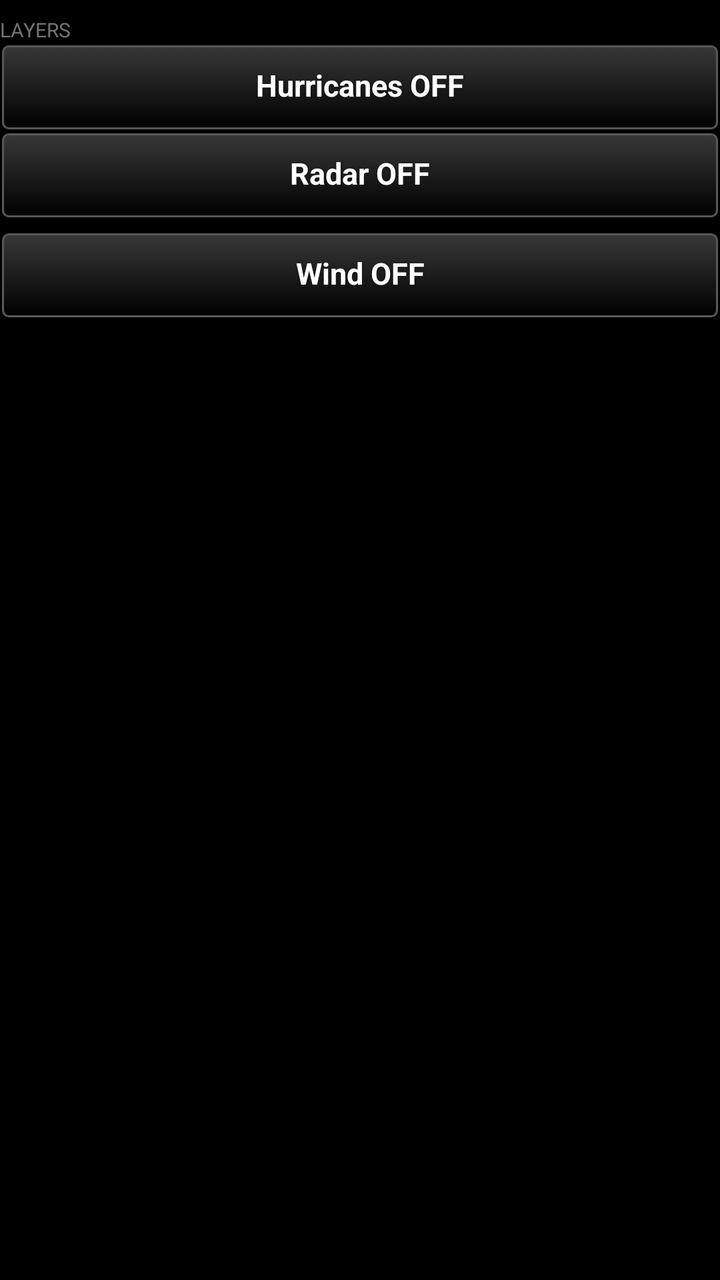
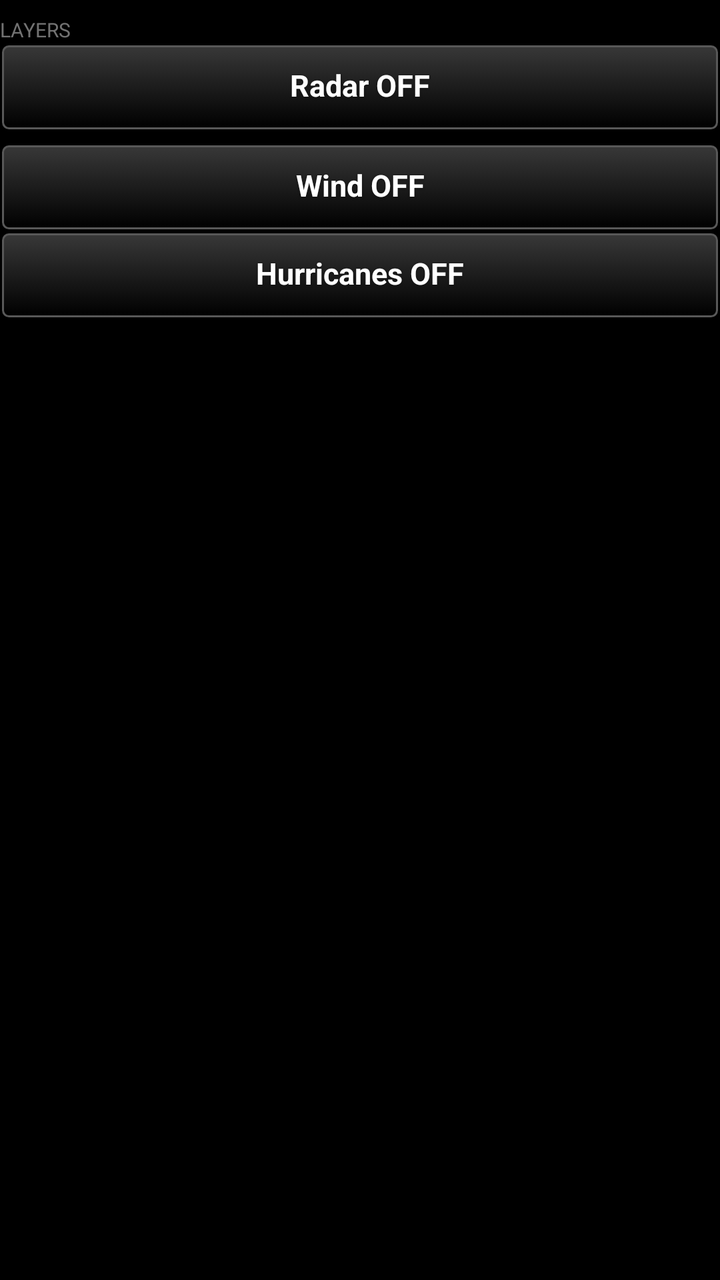

Compare the two renders of this Android layout. The source of the first and the diff that turns it into the second are given below.
<!-- AndroidManifest.xml: application theme AppTheme -->
<!-- res/layout/page_layers.xml -->
<?xml version="1.0" encoding="utf-8"?>
<ScrollView xmlns:android="http://schemas.android.com/apk/res/android"
    android:layout_width="match_parent"
    android:layout_height="match_parent"
    android:fadeScrollbars="false"
    android:focusableInTouchMode="true"
    android:descendantFocusability="beforeDescendants">

    <LinearLayout
        android:layout_width="match_parent"
        android:layout_height="wrap_content"
        android:orientation="vertical"
        android:paddingBottom="8dp">

        
        <TextView
            android:id="@+id/layers_heading"
            android:layout_width="match_parent"
            android:layout_height="wrap_content"
            android:text="@string/heading_layers"
            android:textSize="10sp"
            android:textAllCaps="true"
            android:paddingTop="8dp"
            android:alpha="0.6" />

        
        <LinearLayout
            android:id="@+id/layer_list"
            android:layout_width="match_parent"
            android:layout_height="wrap_content"
            android:orientation="vertical">

            <LinearLayout
                android:layout_width="match_parent"
                android:layout_height="wrap_content"
                android:orientation="horizontal">

                <Button
                    android:id="@+id/tropical_toggle"
                    style="@style/TakwerxButton"
                    android:layout_width="0dp"
                    android:layout_weight="1"
                    android:layout_height="wrap_content"
                    android:text="@string/tropical_off" />

                <ImageButton
                    android:id="@+id/tropical_expand"
                    style="@style/TakwerxIconButton"
                    android:layout_width="44dp"
                    android:layout_weight="0"
                    android:contentDescription="@string/show_settings"
                    android:src="@drawable/ic_expand"
                    android:visibility="gone" />
            </LinearLayout>

            
            <LinearLayout
                android:id="@+id/tropical_settings"
                android:layout_width="match_parent"
                android:layout_height="wrap_content"
                android:orientation="vertical"
                android:visibility="gone">

                <TextView
                    android:id="@+id/tropical_status"
                    android:layout_width="match_parent"
                    android:layout_height="wrap_content"
                    android:layout_marginTop="6dp"
                    android:layout_marginBottom="4dp"
                    android:textColor="@color/white"
                    android:textSize="13sp"
                    android:text="" />

                
                <LinearLayout
                    android:id="@+id/tropical_scale"
                    android:layout_width="match_parent"
                    android:layout_height="wrap_content"
                    android:layout_marginBottom="6dp"
                    android:orientation="horizontal" />

                <LinearLayout
                    android:id="@+id/tropical_rows"
                    android:layout_width="match_parent"
                    android:layout_height="wrap_content"
                    android:orientation="vertical" />
            </LinearLayout>

            
            <LinearLayout
                android:layout_width="match_parent"
                android:layout_height="wrap_content"
                android:orientation="horizontal">

                <Button
                    android:id="@+id/radar_toggle"
                    style="@style/TakwerxButton"
                    android:layout_width="0dp"
                    android:layout_weight="1"
                    android:layout_height="wrap_content"
                    android:text="@string/radar_off" />

                <ImageButton
                    android:id="@+id/radar_expand"
                    style="@style/TakwerxIconButton"
                    android:layout_width="44dp"
                    android:layout_weight="0"
                    android:contentDescription="@string/show_settings"
                    android:src="@drawable/ic_expand"
                    android:visibility="gone" />
            </LinearLayout>

            <LinearLayout
                android:id="@+id/radar_settings"
                android:layout_width="match_parent"
                android:layout_height="wrap_content"
                android:orientation="vertical"
                android:visibility="gone" />

            <LinearLayout
                android:layout_width="match_parent"
                android:layout_height="wrap_content"
                android:layout_marginTop="6dp"
                android:orientation="horizontal">

                <Button
                    android:id="@+id/wind_toggle"
                    style="@style/TakwerxButton"
                    android:layout_width="0dp"
                    android:layout_weight="1"
                    android:layout_height="wrap_content"
                    android:text="@string/wind_off" />

                <ImageButton
                    android:id="@+id/wind_expand"
                    style="@style/TakwerxIconButton"
                    android:layout_width="44dp"
                    android:layout_weight="0"
                    android:contentDescription="@string/show_settings"
                    android:src="@drawable/ic_expand"
                    android:visibility="gone" />
            </LinearLayout>

            <LinearLayout
                android:id="@+id/wind_settings"
                android:layout_width="match_parent"
                android:layout_height="wrap_content"
                android:orientation="vertical"
                android:visibility="gone">

            
            <LinearLayout
                android:id="@+id/scrubber"
                android:layout_width="match_parent"
                android:layout_height="wrap_content"
                android:orientation="vertical"
                android:visibility="gone">

                <TextView
                    android:id="@+id/scrubber_label"
                    android:layout_width="match_parent"
                    android:layout_height="wrap_content"
                    android:layout_marginTop="6dp"
                    android:textColor="@color/white"
                    android:textSize="13sp"
                    android:text="" />

                <LinearLayout
                    android:id="@+id/scrubber_days"
                    android:layout_width="match_parent"
                    android:layout_height="wrap_content"
                    android:orientation="horizontal" />

                <LinearLayout
                    android:id="@+id/scrubber_hours"
                    android:layout_width="match_parent"
                    android:layout_height="wrap_content"
                    android:orientation="vertical" />
            </LinearLayout>

            
            <LinearLayout
                android:id="@+id/wind_scale_host"
                android:layout_width="match_parent"
                android:layout_height="wrap_content"
                android:orientation="vertical"
                android:paddingLeft="4dp"
                android:paddingRight="4dp"
                android:paddingTop="4dp"
                android:visibility="gone" />

            
            <LinearLayout
                android:id="@+id/wind_level_block"
                android:layout_width="match_parent"
                android:layout_height="wrap_content"
                android:orientation="vertical"
                android:visibility="gone">

                
                <TextView
                    android:id="@+id/wind_reading"
                    android:layout_width="match_parent"
                    android:layout_height="wrap_content"
                    android:layout_marginTop="6dp"
                    android:textColor="@color/white"
                    android:textSize="15sp"
                    android:text="" />

                
                <TextView
                    android:id="@+id/wind_level_label"
                    android:layout_width="match_parent"
                    android:layout_height="wrap_content"
                    android:layout_marginTop="8dp"
                    android:text="@string/heading_height"
                    android:textSize="10sp"
                    android:textAllCaps="true"
                    android:alpha="0.6" />

                <LinearLayout
                    android:id="@+id/wind_level_rows"
                    android:layout_width="match_parent"
                    android:layout_height="wrap_content"
                    android:orientation="vertical" />
            </LinearLayout>
            </LinearLayout>
        </LinearLayout>

        
        <TextView
            android:id="@+id/layers_attribution"
            android:layout_width="match_parent"
            android:layout_height="wrap_content"
            android:textSize="11sp"
            android:layout_marginTop="@dimen/auto_margin"
            android:text="" />
    </LinearLayout>
</ScrollView>
<!-- resources referenced by this layout -->
<resources>
  <color name="white">#ffffff</color>
  <dimen name="auto_margin">6dp</dimen>
  <string name="heading_height">Height</string>
  <string name="heading_layers">Layers</string>
  <string name="radar_off">Radar OFF</string>
  <string name="show_settings">Show or hide this layer\'s settings</string>
  <string name="tropical_off">Hurricanes OFF</string>
  <string name="wind_off">Wind OFF</string>
  <style name="TakwerxButton" parent="@style/darkButton">
          <item name="android:paddingLeft">12dp</item>
          <item name="android:paddingRight">12dp</item>
          <item name="android:paddingTop">6dp</item>
          <item name="android:paddingBottom">8dp</item>
          <item name="android:minHeight">44dp</item>
          <item name="android:minWidth">0dp</item>
          <item name="android:textSize">15sp</item>
          <item name="android:singleLine">true</item>
          <item name="android:ellipsize">end</item>
      </style>
  <style name="TakwerxIconButton">
          <item name="android:layout_width">0dp</item>
          <item name="android:layout_weight">1</item>
          <item name="android:layout_height">44dp</item>
          <item name="android:layout_marginLeft">2dp</item>
          <item name="android:layout_marginRight">2dp</item>
          <item name="android:background">@drawable/btn_gray</item>
          <item name="android:scaleType">centerInside</item>
          <item name="android:padding">9dp</item>
      </style>
  <style name="AppTheme" parent="@android:style/Theme.Holo">
          <item name="android:buttonStyle">@android:style/Widget.Button</item>
          <item name="android:imageButtonStyle">@android:style/Widget.Button</item>
          <item name="android:buttonStyleToggle">@android:style/Widget.Button</item>
          <item name="android:spinnerStyle">@style/ATAKSpinner</item>
          <item name="android:spinnerItemStyle">@style/ATAKSpinnerItem</item>
          <item name="android:editTextStyle">@style/ATAKEditText</item>
      </style>
  <style name="darkButton" parent="@android:style/Widget.Button">
          <item name="android:background">@drawable/btn_gray</item>
          <item name="android:shadowColor">@color/darker_gray</item>
          <item name="android:shadowDy">1</item>
          <item name="android:shadowRadius">2</item>
          <item name="android:textColor">@color/white</item>
          <item name="android:textStyle">bold</item>
          <item name="android:paddingTop">0dp</item>
          <item name="android:paddingBottom">3dp</item>
          <item name="android:textSize">@dimen/fontSize</item>
      </style>
  <style name="ATAKSpinner" parent="@android:style/Widget.Spinner">
          <item name="android:spinnerMode">dialog</item>
      </style>
  <style name="ATAKSpinnerItem">
          <item name="android:textColor">@android:color/white</item>
          <item name="android:dropDownVerticalOffset">0dip</item>
          <item name="android:dropDownHorizontalOffset">0dip</item>
          <item name="android:dropDownWidth">wrap_content</item>
          <item name="android:gravity">left|center_vertical</item>
      </style>
  <style name="ATAKEditText" parent="@android:style/Widget.EditText">
          
          
  
          
          <item name="android:imeOptions">flagNoFullscreen</item>
      </style>
  <color name="darker_gray">#121212</color>
  <dimen name="fontSize">14sp</dimen>
  <!-- drawable new_dark_button_disabled (drawable) -->
  <?xml version="1.0" encoding="utf-8"?>
  <layer-list xmlns:android="http://schemas.android.com/apk/res/android">
      <item android:bottom="1dp" android:right="1dp" android:left="1dp" android:top="1dp">
          <shape android:shape="rectangle">
              <corners android:radius="3dp" />
              <stroke
                  android:width="1dp"
                  android:color="#484848" />
              <solid android:color="#484848" />
          </shape>
      </item>
  </layer-list>
  <!-- unchanged entries left out for length: 4 -->
</resources>

<!-- the commit's change to res/layout/page_layers.xml (unified diff, before → after) -->
@@ -30,6 +30,147 @@
             android:layout_height="wrap_content"
             android:orientation="vertical">
 
+
+            
+            <LinearLayout
+                android:layout_width="match_parent"
+                android:layout_height="wrap_content"
+                android:orientation="horizontal">
+
+                <Button
+                    android:id="@+id/radar_toggle"
+                    style="@style/TakwerxButton"
+                    android:layout_width="0dp"
+                    android:layout_weight="1"
+                    android:layout_height="wrap_content"
+                    android:text="@string/radar_off" />
+
+                <ImageButton
+                    android:id="@+id/radar_expand"
+                    style="@style/TakwerxIconButton"
+                    android:layout_width="44dp"
+                    android:layout_weight="0"
+                    android:contentDescription="@string/show_settings"
+                    android:src="@drawable/ic_expand"
+                    android:visibility="gone" />
+            </LinearLayout>
+
+            <LinearLayout
+                android:id="@+id/radar_settings"
+                android:layout_width="match_parent"
+                android:layout_height="wrap_content"
+                android:orientation="vertical"
+                android:visibility="gone" />
+
+            <LinearLayout
+                android:layout_width="match_parent"
+                android:layout_height="wrap_content"
+                android:layout_marginTop="6dp"
+                android:orientation="horizontal">
+
+                <Button
+                    android:id="@+id/wind_toggle"
+                    style="@style/TakwerxButton"
+                    android:layout_width="0dp"
+                    android:layout_weight="1"
+                    android:layout_height="wrap_content"
+                    android:text="@string/wind_off" />
+
+                <ImageButton
+                    android:id="@+id/wind_expand"
+                    style="@style/TakwerxIconButton"
+                    android:layout_width="44dp"
+                    android:layout_weight="0"
+                    android:contentDescription="@string/show_settings"
+                    android:src="@drawable/ic_expand"
+                    android:visibility="gone" />
+            </LinearLayout>
+
+            <LinearLayout
+                android:id="@+id/wind_settings"
+                android:layout_width="match_parent"
+                android:layout_height="wrap_content"
+                android:orientation="vertical"
+                android:visibility="gone">
+
+            
+            <LinearLayout
+                android:id="@+id/scrubber"
+                android:layout_width="match_parent"
+                android:layout_height="wrap_content"
+                android:orientation="vertical"
+                android:visibility="gone">
+
+                <TextView
+                    android:id="@+id/scrubber_label"
+                    android:layout_width="match_parent"
+                    android:layout_height="wrap_content"
+                    android:layout_marginTop="6dp"
+                    android:textColor="@color/white"
+                    android:textSize="13sp"
+                    android:text="" />
+
+                <LinearLayout
+                    android:id="@+id/scrubber_days"
+                    android:layout_width="match_parent"
+                    android:layout_height="wrap_content"
+                    android:orientation="horizontal" />
+
+                <LinearLayout
+                    android:id="@+id/scrubber_hours"
+                    android:layout_width="match_parent"
+                    android:layout_height="wrap_content"
+                    android:orientation="vertical" />
+            </LinearLayout>
+
+            
+            <LinearLayout
+                android:id="@+id/wind_scale_host"
+                android:layout_width="match_parent"
+                android:layout_height="wrap_content"
+                android:orientation="vertical"
+                android:paddingLeft="4dp"
+                android:paddingRight="4dp"
+                android:paddingTop="4dp"
+                android:visibility="gone" />
+
+            
+            <LinearLayout
+                android:id="@+id/wind_level_block"
+                android:layout_width="match_parent"
+                android:layout_height="wrap_content"
+                android:orientation="vertical"
+                android:visibility="gone">
+
+                
+                <TextView
+                    android:id="@+id/wind_reading"
+                    android:layout_width="match_parent"
+                    android:layout_height="wrap_content"
+                    android:layout_marginTop="6dp"
+                    android:textColor="@color/white"
+                    android:textSize="15sp"
+                    android:text="" />
+
+                
+                <TextView
+                    android:id="@+id/wind_level_label"
+                    android:layout_width="match_parent"
+                    android:layout_height="wrap_content"
+                    android:layout_marginTop="8dp"
+                    android:text="@string/heading_height"
+                    android:textSize="10sp"
+                    android:textAllCaps="true"
+                    android:alpha="0.6" />
+
+                <LinearLayout
+                    android:id="@+id/wind_level_rows"
+                    android:layout_width="match_parent"
+                    android:layout_height="wrap_content"
+                    android:orientation="vertical" />
+            </LinearLayout>
+            </LinearLayout>
+
             <LinearLayout
                 android:layout_width="match_parent"
                 android:layout_height="wrap_content"
@@ -84,146 +225,6 @@
                     android:layout_width="match_parent"
                     android:layout_height="wrap_content"
                     android:orientation="vertical" />
-            </LinearLayout>
-
-            
-            <LinearLayout
-                android:layout_width="match_parent"
-                android:layout_height="wrap_content"
-                android:orientation="horizontal">
-
-                <Button
-                    android:id="@+id/radar_toggle"
-                    style="@style/TakwerxButton"
-                    android:layout_width="0dp"
-                    android:layout_weight="1"
-                    android:layout_height="wrap_content"
-                    android:text="@string/radar_off" />
-
-                <ImageButton
-                    android:id="@+id/radar_expand"
-                    style="@style/TakwerxIconButton"
-                    android:layout_width="44dp"
-                    android:layout_weight="0"
-                    android:contentDescription="@string/show_settings"
-                    android:src="@drawable/ic_expand"
-                    android:visibility="gone" />
-            </LinearLayout>
-
-            <LinearLayout
-                android:id="@+id/radar_settings"
-                android:layout_width="match_parent"
-                android:layout_height="wrap_content"
-                android:orientation="vertical"
-                android:visibility="gone" />
-
-            <LinearLayout
-                android:layout_width="match_parent"
-                android:layout_height="wrap_content"
-                android:layout_marginTop="6dp"
-                android:orientation="horizontal">
-
-                <Button
-                    android:id="@+id/wind_toggle"
-                    style="@style/TakwerxButton"
-                    android:layout_width="0dp"
-                    android:layout_weight="1"
-                    android:layout_height="wrap_content"
-                    android:text="@string/wind_off" />
-
-                <ImageButton
-                    android:id="@+id/wind_expand"
-                    style="@style/TakwerxIconButton"
-                    android:layout_width="44dp"
-                    android:layout_weight="0"
-                    android:contentDescription="@string/show_settings"
-                    android:src="@drawable/ic_expand"
-                    android:visibility="gone" />
-            </LinearLayout>
-
-            <LinearLayout
-                android:id="@+id/wind_settings"
-                android:layout_width="match_parent"
-                android:layout_height="wrap_content"
-                android:orientation="vertical"
-                android:visibility="gone">
-
-            
-            <LinearLayout
-                android:id="@+id/scrubber"
-                android:layout_width="match_parent"
-                android:layout_height="wrap_content"
-                android:orientation="vertical"
-                android:visibility="gone">
-
-                <TextView
-                    android:id="@+id/scrubber_label"
-                    android:layout_width="match_parent"
-                    android:layout_height="wrap_content"
-                    android:layout_marginTop="6dp"
-                    android:textColor="@color/white"
-                    android:textSize="13sp"
-                    android:text="" />
-
-                <LinearLayout
-                    android:id="@+id/scrubber_days"
-                    android:layout_width="match_parent"
-                    android:layout_height="wrap_content"
-                    android:orientation="horizontal" />
-
-                <LinearLayout
-                    android:id="@+id/scrubber_hours"
-                    android:layout_width="match_parent"
-                    android:layout_height="wrap_content"
-                    android:orientation="vertical" />
-            </LinearLayout>
-
-            
-            <LinearLayout
-                android:id="@+id/wind_scale_host"
-                android:layout_width="match_parent"
-                android:layout_height="wrap_content"
-                android:orientation="vertical"
-                android:paddingLeft="4dp"
-                android:paddingRight="4dp"
-                android:paddingTop="4dp"
-                android:visibility="gone" />
-
-            
-            <LinearLayout
-                android:id="@+id/wind_level_block"
-                android:layout_width="match_parent"
-                android:layout_height="wrap_content"
-                android:orientation="vertical"
-                android:visibility="gone">
-
-                
-                <TextView
-                    android:id="@+id/wind_reading"
-                    android:layout_width="match_parent"
-                    android:layout_height="wrap_content"
-                    android:layout_marginTop="6dp"
-                    android:textColor="@color/white"
-                    android:textSize="15sp"
-                    android:text="" />
-
-                
-                <TextView
-                    android:id="@+id/wind_level_label"
-                    android:layout_width="match_parent"
-                    android:layout_height="wrap_content"
-                    android:layout_marginTop="8dp"
-                    android:text="@string/heading_height"
-                    android:textSize="10sp"
-                    android:textAllCaps="true"
-                    android:alpha="0.6" />
-
-                <LinearLayout
-                    android:id="@+id/wind_level_rows"
-                    android:layout_width="match_parent"
-                    android:layout_height="wrap_content"
-                    android:orientation="vertical" />
-            </LinearLayout>
             </LinearLayout>
         </LinearLayout>
 
